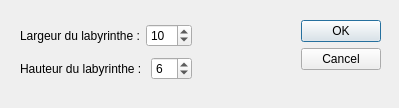
J-Vernay/Ariane-simulator-NX-move, file src/widgets/optionsdialog.ui: the form before one commit.
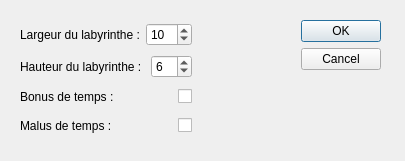
The form after the commit.

Commit message: Added bonus/penalty time items

```diff
--- a/src/widgets/optionsdialog.ui
+++ b/src/widgets/optionsdialog.ui
@@ -6,8 +6,8 @@
    <rect>
     <x>0</x>
     <y>0</y>
-    <width>399</width>
-    <height>108</height>
+    <width>405</width>
+    <height>161</height>
    </rect>
   </property>
   <property name="sizePolicy">
@@ -19,13 +19,13 @@
   <property name="windowTitle">
    <string>Dialog</string>
   </property>
-  <widget class="QWidget" name="">
+  <widget class="QWidget" name="layoutWidget">
    <property name="geometry">
     <rect>
      <x>20</x>
      <y>20</y>
      <width>361</width>
-     <height>64</height>
+     <height>120</height>
     </rect>
    </property>
    <layout class="QHBoxLayout" name="horizontalLayout_3" stretch="0,0,0">
@@ -67,6 +67,68 @@
         </item>
        </layout>
       </item>
+      <item>
+       <layout class="QHBoxLayout" name="horizontalLayout_4">
+        <item>
+         <widget class="QLabel" name="label_3">
+          <property name="text">
+           <string>Bonus de temps : </string>
+          </property>
+         </widget>
+        </item>
+        <item>
+         <spacer name="horizontalSpacer_2">
+          <property name="orientation">
+           <enum>Qt::Horizontal</enum>
+          </property>
+          <property name="sizeHint" stdset="0">
+           <size>
+            <width>40</width>
+            <height>20</height>
+           </size>
+          </property>
+         </spacer>
+        </item>
+        <item>
+         <widget class="QCheckBox" name="bonusTime">
+          <property name="text">
+           <string/>
+          </property>
+         </widget>
+        </item>
+       </layout>
+      </item>
+      <item>
+       <layout class="QHBoxLayout" name="horizontalLayout_5">
+        <item>
+         <widget class="QLabel" name="label_4">
+          <property name="text">
+           <string>Malus de temps : </string>
+          </property>
+         </widget>
+        </item>
+        <item>
+         <spacer name="horizontalSpacer_3">
+          <property name="orientation">
+           <enum>Qt::Horizontal</enum>
+          </property>
+          <property name="sizeHint" stdset="0">
+           <size>
+            <width>40</width>
+            <height>20</height>
+           </size>
+          </property>
+         </spacer>
+        </item>
+        <item>
+         <widget class="QCheckBox" name="penaltyTime">
+          <property name="text">
+           <string/>
+          </property>
+         </widget>
+        </item>
+       </layout>
+      </item>
      </layout>
     </item>
     <item>
```
The commit also changes 14 other files.
